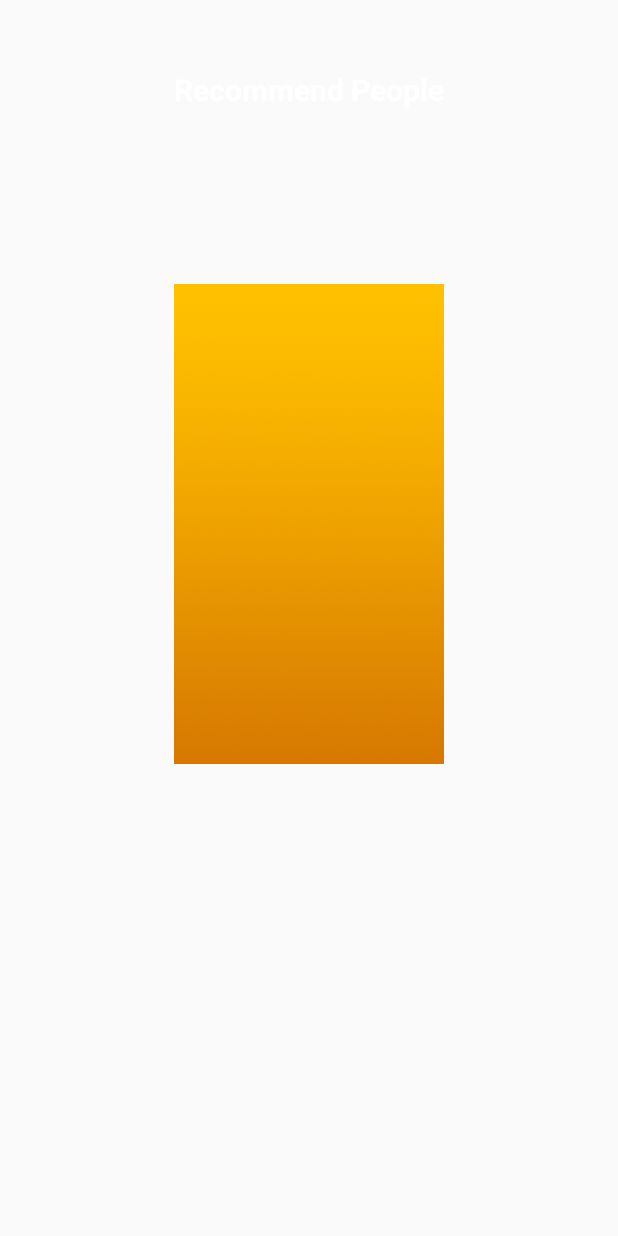
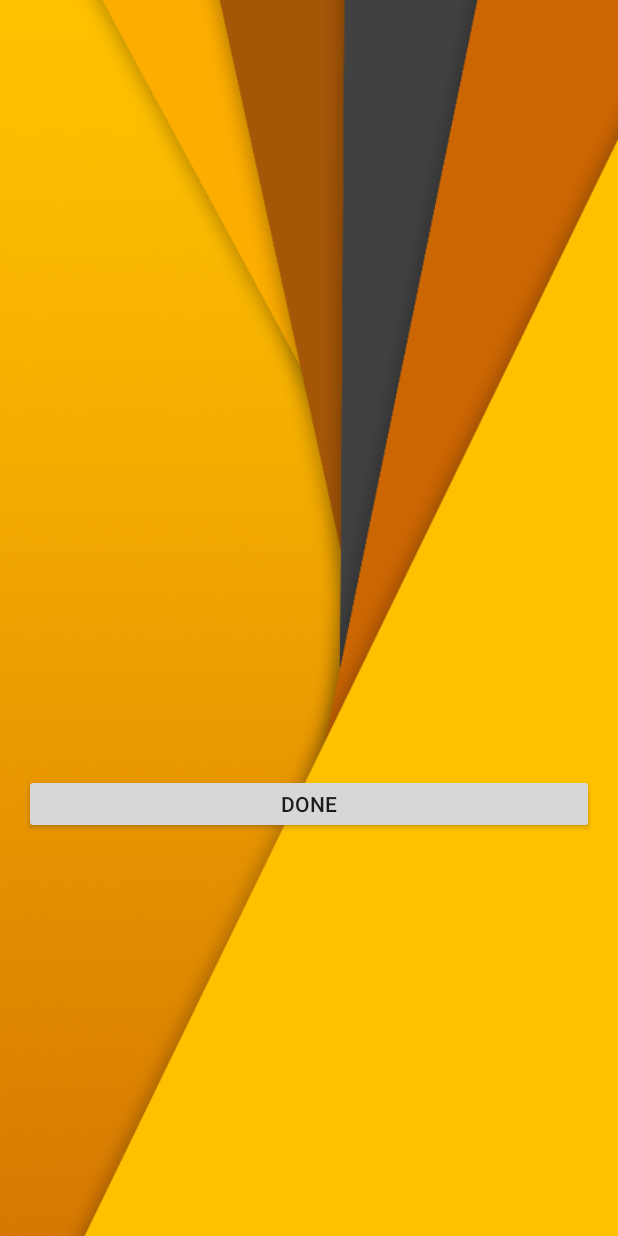
Before and after one commit to DamnAllstar/FullCourse, an Android app: the Recommend screen opened directly, with no data from a screen before it, on a phone screen of 412 x 824 dp. Run offline under Robolectric (Android 15) with nearby library versions, the phone set to English and light mode, and no system bars.

Commit message:
change name of it

```diff
--- a/app/src/main/res/layout/activity_recommend.xml
+++ b/app/src/main/res/layout/activity_recommend.xml
@@ -1,4 +1,4 @@
-<RelativeLayout xmlns:android="http://schemas.android.com/apk/res/android"
+<LinearLayout xmlns:android="http://schemas.android.com/apk/res/android"
     xmlns:tools="http://schemas.android.com/tools" android:layout_width="fill_parent"
     android:layout_height="fill_parent" android:paddingLeft="@dimen/activity_horizontal_margin"
     android:paddingRight="@dimen/activity_horizontal_margin"
@@ -6,39 +6,17 @@
     android:paddingBottom="@dimen/activity_vertical_margin"
     tools:context="com.example.chonlaphoom.fullcourse.Recommend"
     android:id="@+id/recommend"
-
+    android:background="@drawable/back_3"
    >
 
 
-    <TextView
-        android:layout_width="wrap_content"
-        android:layout_height="wrap_content"
-        android:text="Recommend People"
-        android:id="@+id/textView2"
-        android:layout_marginLeft="0dp"
-        android:layout_marginRight="0dp"
-        android:linksClickable="false"
-        android:height="30dp"
-        android:editable="false"
-        android:textStyle="bold"
-        android:textSize="20dp"
-        android:layout_marginTop="0dp"
-        android:textColor="#FFFFFF"
-        android:layout_alignParentTop="true"
-        android:layout_centerHorizontal="true"
-        android:layout_margin="30dp" />
 
-    <ImageView
+    <Button
+        android:layout_marginTop="500dp"
+        android:layout_height="40dp"
         android:layout_width="fill_parent"
-        android:layout_height="fill_parent"
-        android:id="@+id/imageView6"
-        android:adjustViewBounds="true"
-        android:src="@drawable/back"
-        android:layout_marginRight="100dp"
-        android:layout_marginLeft="100dp"
-        android:layout_alignParentBottom="true"
-        android:layout_alignParentStart="true"
-        android:layout_marginBottom="125dp" />
+        android:text="done"
+        />
 
 
-</RelativeLayout>
+</LinearLayout>
--- a/app/src/main/res/values/strings.xml
+++ b/app/src/main/res/values/strings.xml
@@ -9,6 +9,7 @@
     <string name="title_activity_test_01">test_01</string>
     <string name="title_activity_profile">profile</string>
     <string name="title_activity_recommend">Recommend</string>
+    <string name="done">Done</string>
 
 
 </resources>
```
